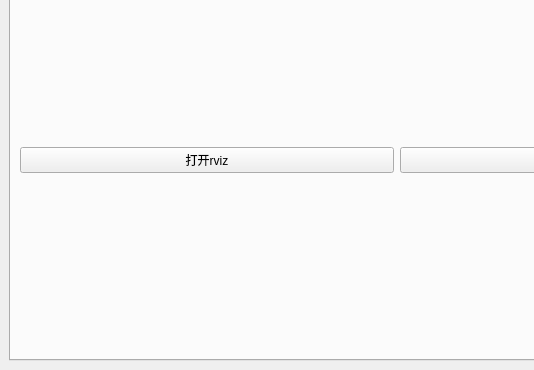
Above: Ui/recordinfo.ui from xiaochen19v587/RecordBug before the change; both pictures show x 0 to 534 and y 284 to 654 of the 794 by 654 pixel window. Below: the same form after it.
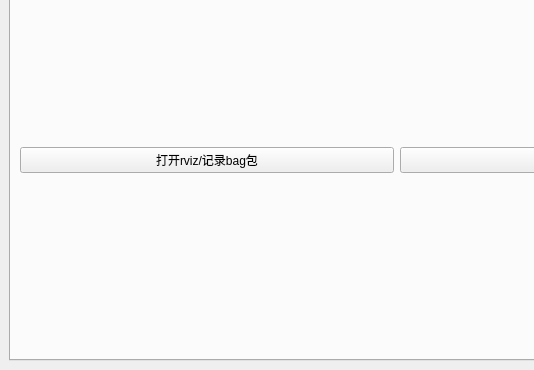
That is the form after the change. The open tabs and pages were chosen to show the change.

Diff of the .ui file:
```diff
--- a/Ui/recordinfo.ui
+++ b/Ui/recordinfo.ui
@@ -502,7 +502,7 @@
             <item>
              <widget class="QPushButton" name="pushButton_17">
               <property name="text">
-               <string>打开rviz</string>
+               <string>打开rviz/记录bag包</string>
               </property>
              </widget>
             </item>
```
